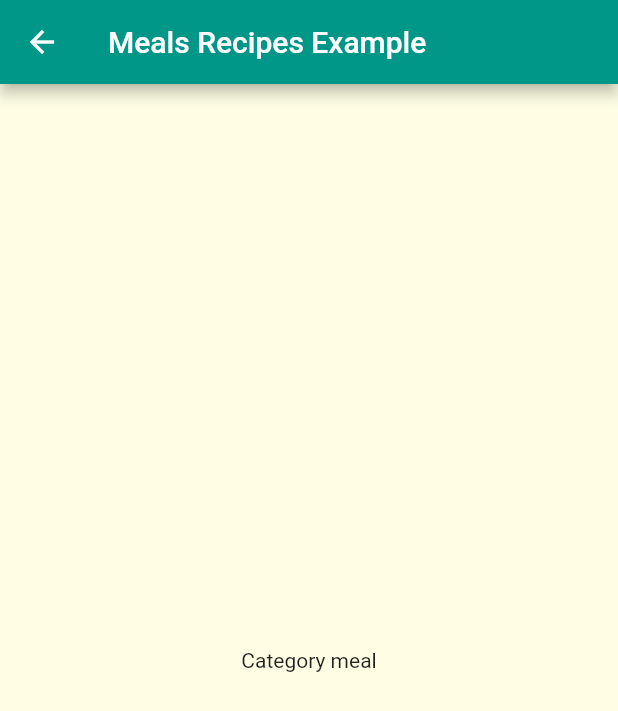
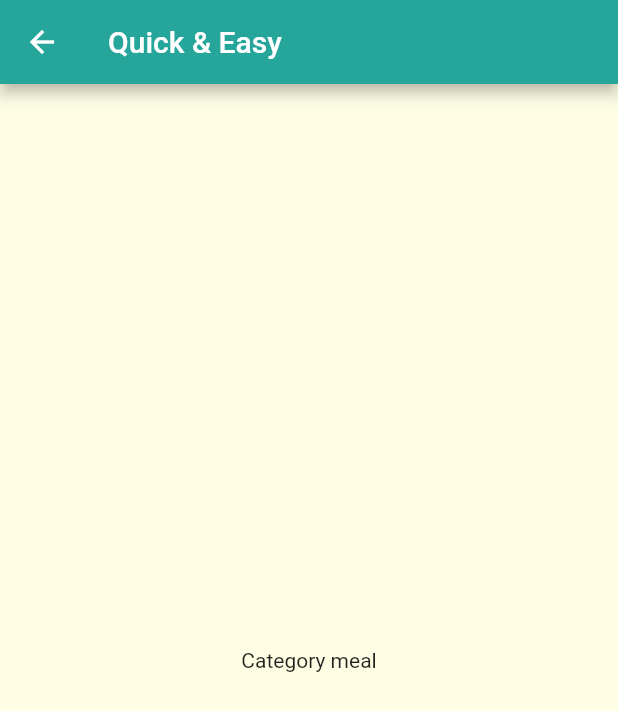
Before and after one commit to luyanakat/Recipes-App-Clone-, a Flutter app: the screen it shows after launch, after a tap on "Quick & Easy", on a phone screen of 412 x 824 dp. Shown: the top 711 px of the screen. Run offline on Flutter 3.47's test engine with Material 2 defaults, Android fonts, the phone set to English and light mode, and no system bars.

Commit message:
update app

```diff
--- a/lib/categories_page.dart
+++ b/lib/categories_page.dart
@@ -23,8 +23,8 @@ class CategoriesPage extends StatelessWidget {
           mainAxisSpacing: 20,
         ),
         children: [
-          ...DUMMY_CATEGORIES.map((e) {
-            return CategoryItem(e.color, e.title);
+          ...recipesCategory.map((e) {
+            return CategoryItem(e.id, e.color, e.title);
           }).toList(),
         ],
       ),
--- a/lib/category_item.dart
+++ b/lib/category_item.dart
@@ -1,20 +1,20 @@
 import 'package:flutter/material.dart';
 
-import './category_meal_page.dart';
-
 class CategoryItem extends StatelessWidget {
+  final String id;
   final String title;
   final Color color;
 
-  const CategoryItem(this.color, this.title, {Key? key}) : super(key: key);
+  const CategoryItem(this.id, this.color, this.title, {Key? key})
+      : super(key: key);
 
   void _selectCategory(BuildContext context) {
-    Navigator.of(context).push(
-      MaterialPageRoute(
-        builder: (_) {
-          return CategoryMealPage();
-        },
-      ),
+    Navigator.of(context).pushNamed(
+      '/categories-meals',
+      arguments: {
+        'id': id,
+        'title': title,
+      },
     );
   }
 
--- a/lib/category_meal_page.dart
+++ b/lib/category_meal_page.dart
@@ -5,8 +5,16 @@ class CategoryMealPage extends StatelessWidget {
 
   @override
   Widget build(BuildContext context) {
+    final routeArgs = ModalRoute.of(context)?.settings.arguments
+        as Map<String, String>; // take arguments from navigatorPushName
+
+    final categoryTitle = routeArgs['title'];
+    final categoryId = routeArgs['id'];
     return Scaffold(
-      appBar: AppBar(title: const Text('Meals Recipes Example')),
+      appBar: AppBar(
+        title: Text(categoryTitle!),
+        backgroundColor: Colors.teal[400],
+      ),
       body: const Center(
         child: Text('Category meal'),
       ),
--- a/lib/dummy_data.dart
+++ b/lib/dummy_data.dart
@@ -2,7 +2,7 @@ import 'package:flutter/material.dart';
 
 import './models/category.dart';
 
-const DUMMY_CATEGORIES = [
+const recipesCategory = [
   Category(
     id: 'c1',
     title: 'Italian',
--- a/lib/main.dart
+++ b/lib/main.dart
@@ -1,7 +1,5 @@
-import 'dart:ui';
-
 import 'package:flutter/material.dart';
-
+import './category_meal_page.dart';
 import './categories_page.dart';
 
 void main() {
@@ -27,6 +25,9 @@ class MyApp extends StatelessWidget {
             ),
       ),
       home: const CategoriesPage(),
+      routes: {
+        '/categories-meals': (context) => const CategoryMealPage(),
+      },
     );
   }
 }
--- /dev/null
+++ b/lib/models/meal.dart
@@ -0,0 +1,43 @@
+enum Complexity {
+  Simple,
+  Hard,
+  VeryHard,
+}
+
+enum Affordability {
+  Affordable,
+  Pricey,
+  Luxurious,
+}
+
+class Meal {
+  final String id;
+  final List<String> categories;
+  final String title;
+  final String imageUrl;
+  final List<String> ingredients;
+  final List<String> steps;
+  final int duration;
+  final Complexity complexity;
+  final Affordability affordability;
+  final bool isGlutenFree;
+  final bool isLactoseFree;
+  final bool isVegan;
+  final bool isVegetarian;
+
+  const Meal({
+    required this.id,
+    required this.categories,
+    required this.title,
+    required this.imageUrl,
+    required this.ingredients,
+    required this.steps,
+    required this.duration,
+    required this.complexity,
+    required this.affordability,
+    required this.isGlutenFree,
+    required this.isLactoseFree,
+    required this.isVegan,
+    required this.isVegetarian,
+  });
+}
```
